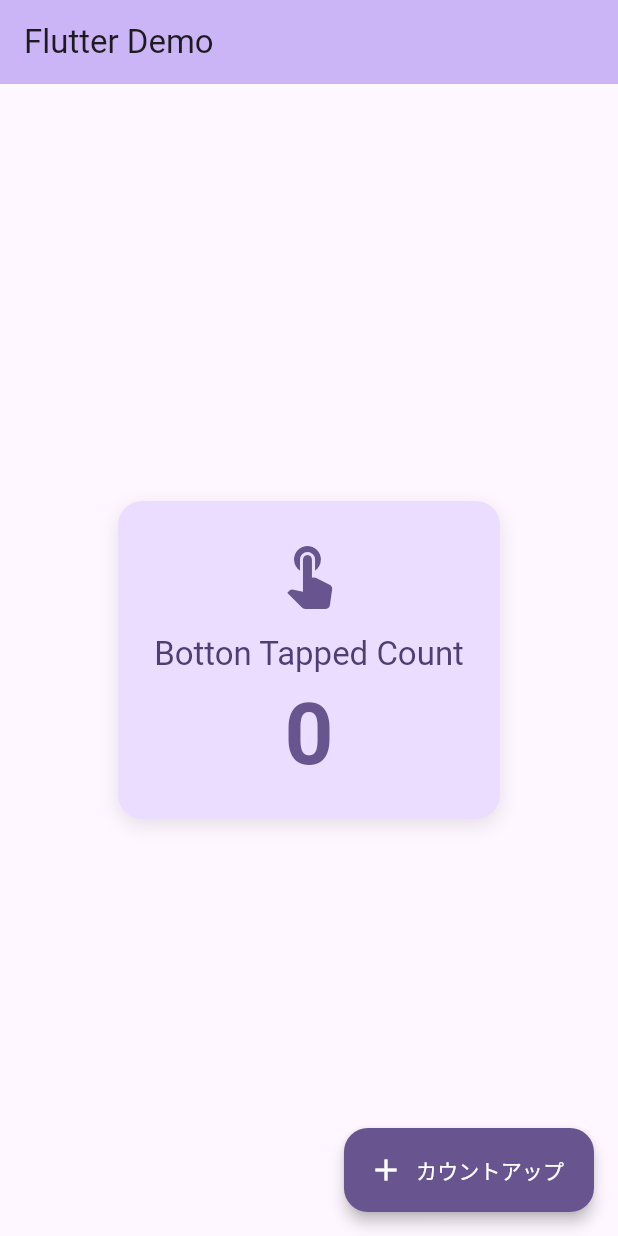
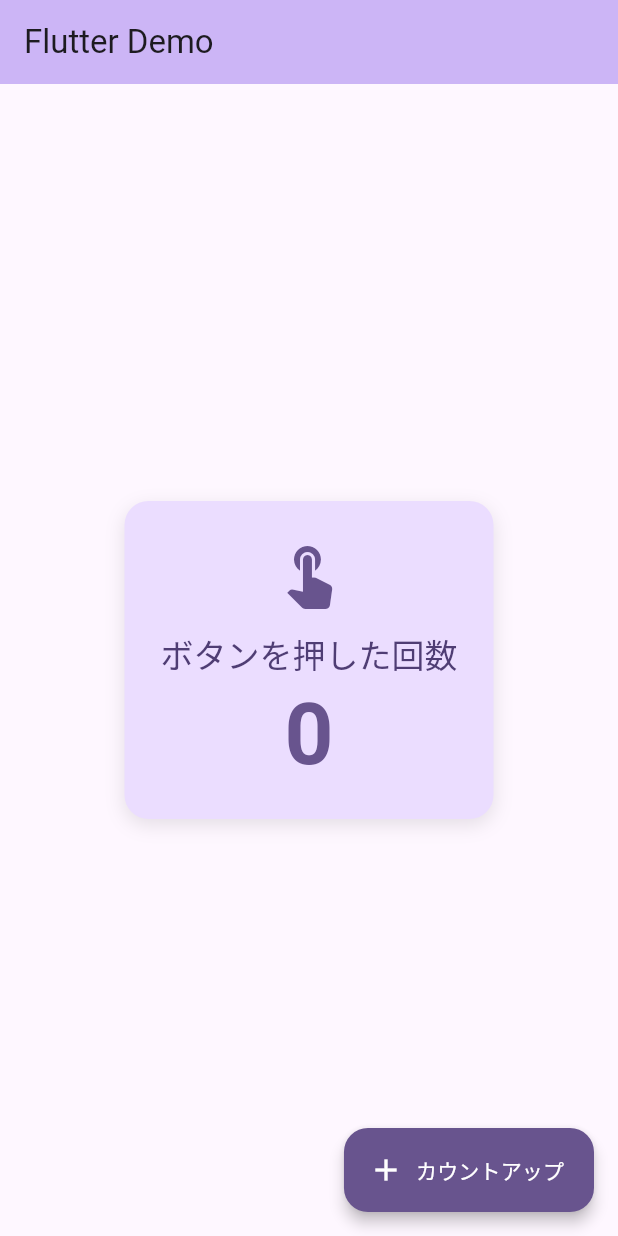
Before and after one commit to Koichi5/cursor_agent_sample, a Flutter app: the screen it shows after launch, on a phone screen of 412 x 824 dp. Run offline on Flutter 3.47's test engine with Material 3 defaults, Android fonts, the phone set to English and light mode, and no system bars.

```diff
--- a/lib/views/my_home_page/my_home_page.dart
+++ b/lib/views/my_home_page/my_home_page.dart
@@ -53,7 +53,7 @@ class _MyHomePageState extends State<MyHomePage> {
                   ),
                   const SizedBox(height: 16),
                   Text(
-                    'Botton Tapped Count',
+                    'ボタンを押した回数',
                     style: theme.textTheme.titleLarge?.copyWith(
                       color: theme.colorScheme.onPrimaryContainer,
                     ),
```
